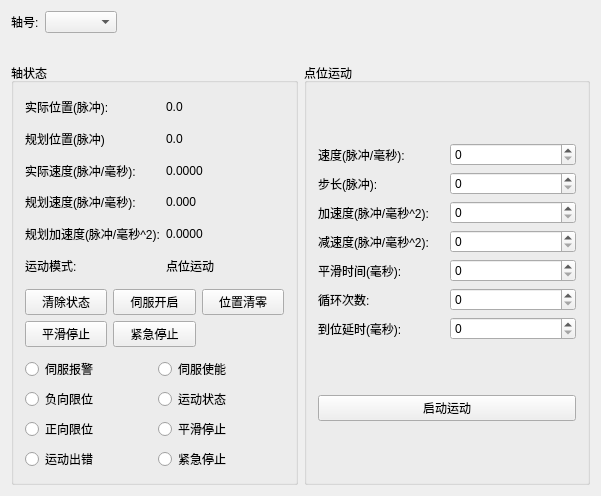
Old version of the form GTSController/AxisWidget.ui in the repository whisper512/GTS.
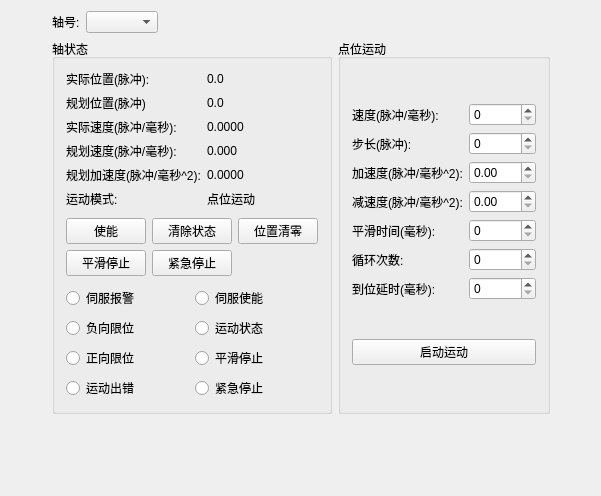
New version of the form.

What changed in the file:
```diff
--- a/GTSController/AxisWidget.ui
+++ b/GTSController/AxisWidget.ui
@@ -13,38 +13,34 @@
   <property name="windowTitle">
    <string>CAxisWidget</string>
   </property>
-  <layout class="QVBoxLayout" name="verticalLayout_3">
-   <property name="spacing">
-    <number>30</number>
-   </property>
-   <item>
-    <layout class="QHBoxLayout" name="horizontalLayout">
-     <item>
-      <widget class="QLabel" name="label_axisID">
-       <property name="text">
-        <string>轴号:</string>
-       </property>
-      </widget>
-     </item>
-     <item>
-      <widget class="QComboBox" name="comboBox_axisID"/>
-     </item>
-     <item>
-      <spacer name="horizontalSpacer">
-       <property name="orientation">
-        <enum>Qt::Horizontal</enum>
-       </property>
-       <property name="sizeHint" stdset="0">
-        <size>
-         <width>40</width>
-         <height>20</height>
-        </size>
-       </property>
-      </spacer>
-     </item>
-    </layout>
+  <layout class="QGridLayout" name="gridLayout_5">
+   <item row="1" column="0">
+    <spacer name="horizontalSpacer_2">
+     <property name="orientation">
+      <enum>Qt::Horizontal</enum>
+     </property>
+     <property name="sizeHint" stdset="0">
+      <size>
+       <width>40</width>
+       <height>20</height>
+      </size>
+     </property>
+    </spacer>
    </item>
-   <item>
+   <item row="1" column="2">
+    <spacer name="horizontalSpacer_3">
+     <property name="orientation">
+      <enum>Qt::Horizontal</enum>
+     </property>
+     <property name="sizeHint" stdset="0">
+      <size>
+       <width>40</width>
+       <height>20</height>
+      </size>
+     </property>
+    </spacer>
+   </item>
+   <item row="1" column="1">
     <layout class="QHBoxLayout" name="horizontalLayout_2">
      <item>
       <widget class="QGroupBox" name="groupBox_AxisState">
@@ -145,6 +141,20 @@
         </item>
         <item>
          <layout class="QGridLayout" name="gridLayout_2">
+          <item row="1" column="1">
+           <widget class="QPushButton" name="pushButton_eStop">
+            <property name="text">
+             <string>紧急停止</string>
+            </property>
+           </widget>
+          </item>
+          <item row="1" column="0">
+           <widget class="QPushButton" name="pushButton_smoothStop">
+            <property name="text">
+             <string>平滑停止</string>
+            </property>
+           </widget>
+          </item>
           <item row="0" column="2">
            <widget class="QPushButton" name="pushButton_clearPos">
             <property name="text">
@@ -152,31 +162,17 @@
             </property>
            </widget>
           </item>
-          <item row="1" column="0">
-           <widget class="QPushButton" name="pushButton_smoothStop">
-            <property name="text">
-             <string>平滑停止</string>
-            </property>
-           </widget>
-          </item>
           <item row="0" column="1">
-           <widget class="QPushButton" name="pushButton_sevorOn">
-            <property name="text">
-             <string>伺服开启</string>
-            </property>
-           </widget>
-          </item>
-          <item row="0" column="0">
            <widget class="QPushButton" name="pushButton_clearState">
             <property name="text">
              <string>清除状态</string>
             </property>
            </widget>
           </item>
-          <item row="1" column="1">
-           <widget class="QPushButton" name="pushButton_eStop">
+          <item row="0" column="0">
+           <widget class="QPushButton" name="pushButton_sevorOn">
             <property name="text">
-             <string>紧急停止</string>
+             <string>使能</string>
             </property>
            </widget>
           </item>
@@ -254,79 +250,83 @@
         <item>
          <layout class="QGridLayout" name="gridLayout_4">
           <item row="0" column="0">
-           <widget class="QLabel" name="label_vel">
+           <widget class="QLabel" name="label_trapVel">
             <property name="text">
              <string>速度(脉冲/毫秒):</string>
             </property>
            </widget>
           </item>
           <item row="0" column="1">
-           <widget class="QSpinBox" name="spinBox_vel"/>
+           <widget class="QSpinBox" name="spinBox_trapVel"/>
           </item>
           <item row="1" column="0">
-           <widget class="QLabel" name="label_stepSize">
+           <widget class="QLabel" name="label_trapStepSize">
             <property name="text">
              <string>步长(脉冲):</string>
             </property>
            </widget>
           </item>
           <item row="1" column="1">
-           <widget class="QSpinBox" name="spinBox_stepSize"/>
+           <widget class="QSpinBox" name="spinBox_trapStepSize">
+            <property name="maximum">
+             <number>999999</number>
+            </property>
+           </widget>
           </item>
           <item row="2" column="0">
-           <widget class="QLabel" name="label_acc">
+           <widget class="QLabel" name="label_trapAcc">
             <property name="text">
              <string>加速度(脉冲/毫秒^2):</string>
             </property>
            </widget>
           </item>
-          <item row="2" column="1">
-           <widget class="QSpinBox" name="spinBox_acc"/>
-          </item>
           <item row="3" column="0">
-           <widget class="QLabel" name="label_dec">
+           <widget class="QLabel" name="label_trapDec">
             <property name="text">
              <string>减速度(脉冲/毫秒^2):</string>
             </property>
            </widget>
           </item>
-          <item row="3" column="1">
-           <widget class="QSpinBox" name="spinBox_dec"/>
-          </item>
           <item row="4" column="0">
-           <widget class="QLabel" name="label_smoothTime">
+           <widget class="QLabel" name="label_trapSmoothTime">
             <property name="text">
              <string>平滑时间(毫秒):</string>
             </property>
            </widget>
           </item>
           <item row="4" column="1">
-           <widget class="QSpinBox" name="spinBox_smoothTime"/>
+           <widget class="QSpinBox" name="spinBox_trapSmoothTime"/>
           </item>
           <item row="5" column="0">
-           <widget class="QLabel" name="label_cycleTime">
+           <widget class="QLabel" name="label_trapCycleTime">
             <property name="text">
              <string>循环次数:</string>
             </property>
            </widget>
           </item>
           <item row="5" column="1">
-           <widget class="QSpinBox" name="spinBox_cycleTime"/>
+           <widget class="QSpinBox" name="spinBox_trapCycleTime"/>
           </item>
           <item row="6" column="0">
-           <widget class="QLabel" name="label_inPositionDelay">
+           <widget class="QLabel" name="label_TrapInPositionDelay">
             <property name="text">
              <string>到位延时(毫秒):</string>
             </property>
            </widget>
           </item>
           <item row="6" column="1">
-           <widget class="QSpinBox" name="spinBox_inPositionDelay"/>
+           <widget class="QSpinBox" name="spinBox_TrapInPositionDelay"/>
+          </item>
+          <item row="2" column="1">
+           <widget class="QDoubleSpinBox" name="doubleSpinBoxs_trapAcc"/>
+          </item>
+          <item row="3" column="1">
+           <widget class="QDoubleSpinBox" name="doubleSpinBoxs_trapDec"/>
           </item>
          </layout>
         </item>
         <item>
-         <widget class="QPushButton" name="pushButton_ActMotion">
+         <widget class="QPushButton" name="pushButton_TarpActMotion">
           <property name="text">
            <string>启动运动</string>
           </property>
@@ -337,6 +337,46 @@
      </item>
     </layout>
    </item>
+   <item row="0" column="1">
+    <layout class="QHBoxLayout" name="horizontalLayout">
+     <item>
+      <widget class="QLabel" name="label_axisID">
+       <property name="text">
+        <string>轴号:</string>
+       </property>
+      </widget>
+     </item>
+     <item>
+      <widget class="QComboBox" name="comboBox_axisID"/>
+     </item>
+     <item>
+      <spacer name="horizontalSpacer">
+       <property name="orientation">
+        <enum>Qt::Horizontal</enum>
+       </property>
+       <property name="sizeHint" stdset="0">
+        <size>
+         <width>40</width>
+         <height>20</height>
+        </size>
+       </property>
+      </spacer>
+     </item>
+    </layout>
+   </item>
+   <item row="2" column="1">
+    <spacer name="verticalSpacer">
+     <property name="orientation">
+      <enum>Qt::Vertical</enum>
+     </property>
+     <property name="sizeHint" stdset="0">
+      <size>
+       <width>20</width>
+       <height>40</height>
+      </size>
+     </property>
+    </spacer>
+   </item>
   </layout>
  </widget>
  <layoutdefault spacing="6" margin="11"/>
```
